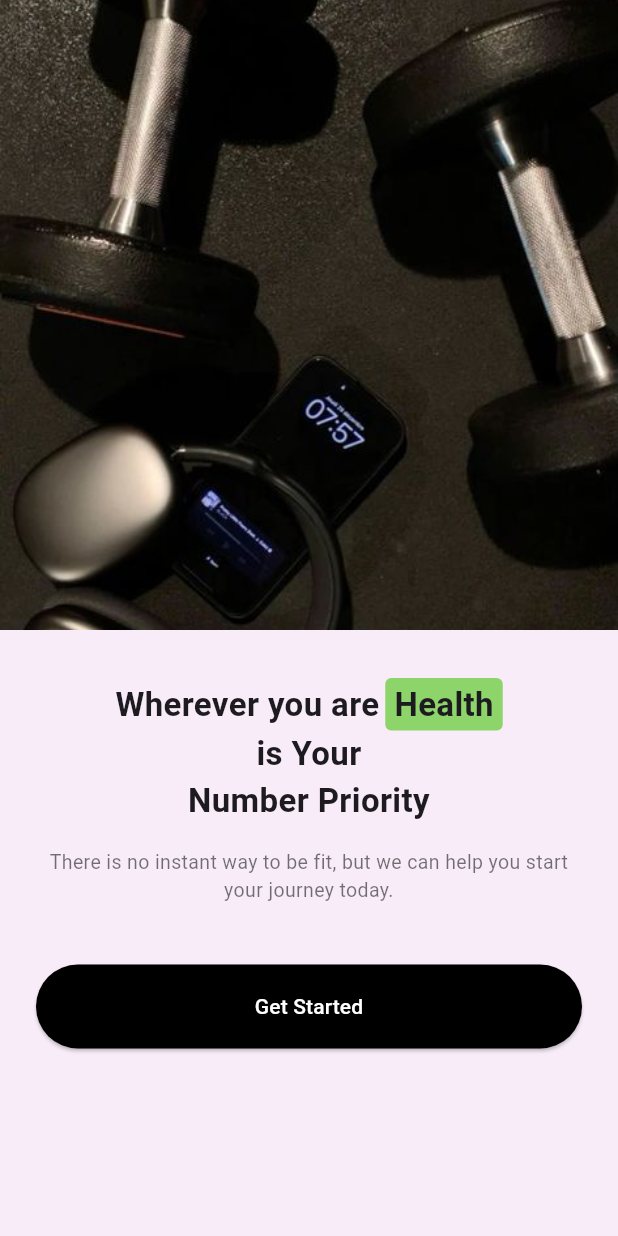
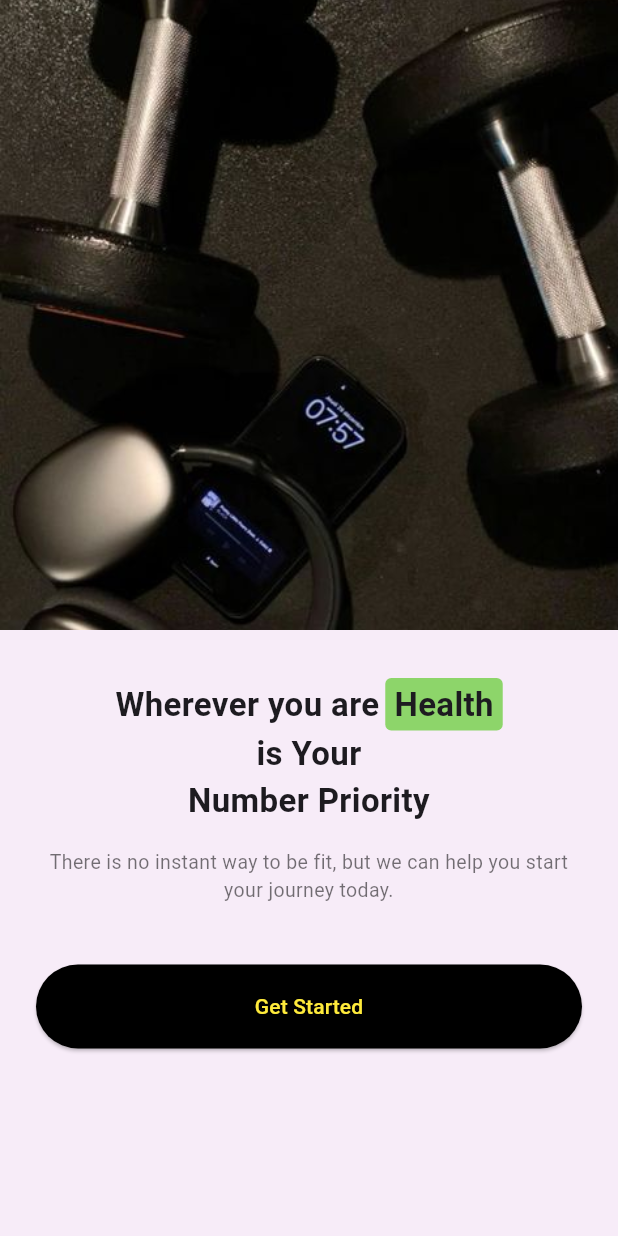
Before and after one commit to irhashahid/frontend, a Flutter app: the screen it shows after launch, on a phone screen of 412 x 824 dp. Run offline on Flutter 3.47's test engine with Material 3 defaults, Android fonts, the phone set to English and light mode, and no system bars.

Commit message:
clr chnged

```diff
--- a/lib/add_user_page.dart
+++ b/lib/add_user_page.dart
@@ -83,7 +83,7 @@ class AddUserPage extends StatelessWidget {
                 child: ElevatedButton(
                   style: ElevatedButton.styleFrom(
                     backgroundColor: Colors.black,
-                    foregroundColor: Colors.white,
+                    foregroundColor: Colors.yellow,
                     shape: const StadiumBorder(),
                   ),
                   onPressed: () {
```
